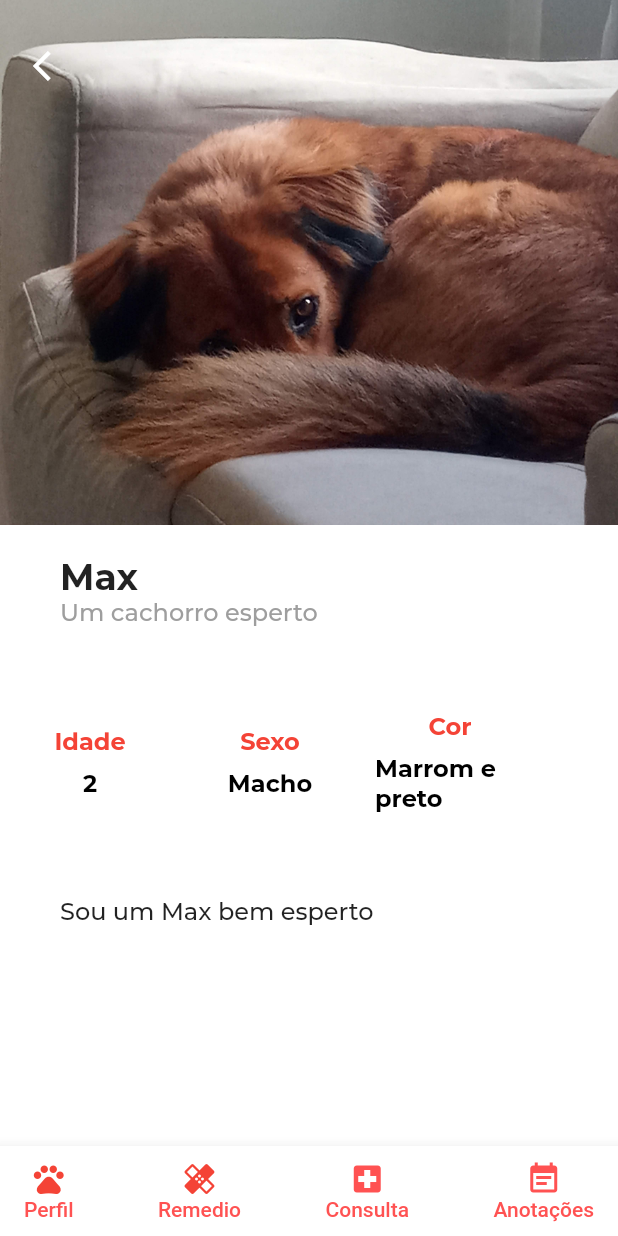
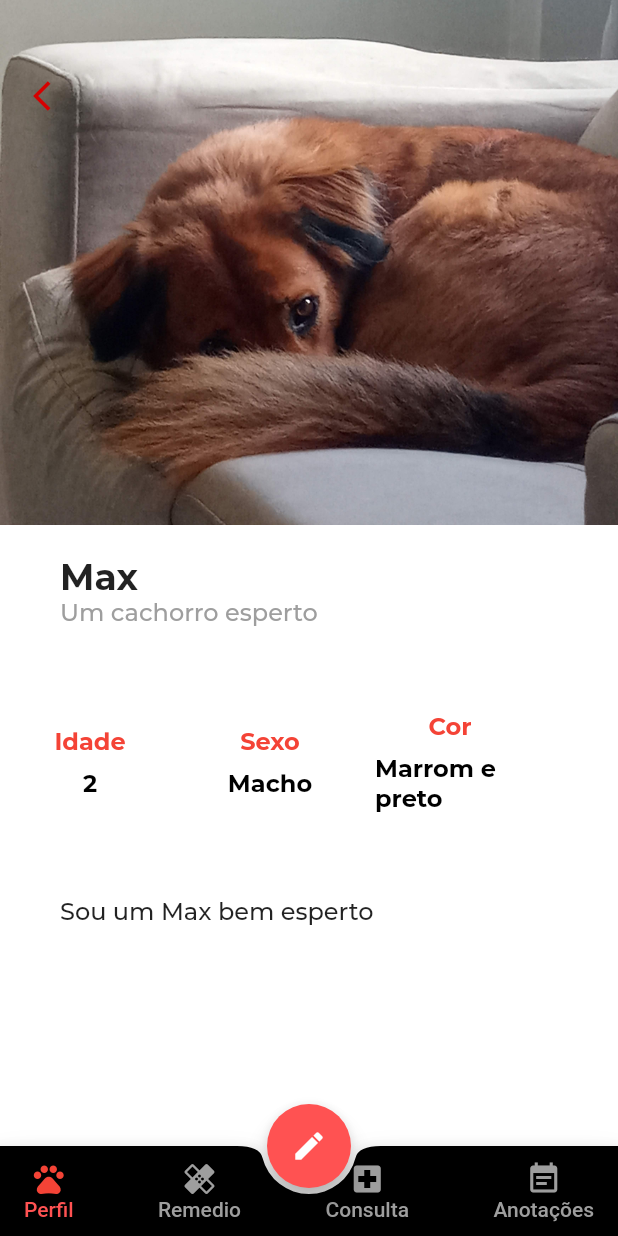
Before and after one commit to rasec23rj/perfilPet, a Flutter app: the PerfilPetScreen screen opened directly with sample values from the repository, after a tap on "Perfil", on a phone screen of 412 x 824 dp. Run offline on Flutter 3.47's test engine with Material 2 defaults, Android fonts, the phone set to English and light mode, and no system bars; project files that could hold a hidden picture were left out.

Commit message:
button de edit

```diff
--- a/lib/screens/home_screens.dart
+++ b/lib/screens/home_screens.dart
@@ -43,7 +43,7 @@ class HomeScreen extends StatelessWidget {
         );
       },
       child: Padding(
-        padding: EdgeInsets.only(bottom: 30),
+        padding: EdgeInsets.only(bottom: 40),
         child: Column(
           crossAxisAlignment: CrossAxisAlignment.start,
           children: <Widget>[
--- a/lib/screens/pet/perfil_pet_screen.dart
+++ b/lib/screens/pet/perfil_pet_screen.dart
@@ -29,13 +29,13 @@ class PerfilPetScreen extends StatelessWidget {
                   ),
                 ),
                 Padding(
-                  padding: EdgeInsets.only(top: 20, left: 10),
+                  padding: EdgeInsets.only(top: 40, left: 10),
                   child: IconButton(
                     onPressed: () {
                       Navigator.of(context).pop();
                     },
                     icon: Icon(Icons.arrow_back_ios),
-                    color: Colors.white,
+                    color: Colors.redAccent[700],
                   ),
                 )
               ],
@@ -104,6 +104,13 @@ class PerfilPetScreen extends StatelessWidget {
           ],
         ),
       ),
+      floatingActionButton: FloatingActionButton(
+        onPressed: () {},
+        child: Icon(Icons.edit),
+        backgroundColor: Colors.redAccent,
+      ),
+      floatingActionButtonLocation: FloatingActionButtonLocation.centerDocked,
+      floatingActionButtonAnimator: FloatingActionButtonAnimator.scaling,
       bottomNavigationBar: CustomNavbar(),
     );
   }
--- a/lib/widget/custom_navbar.dart
+++ b/lib/widget/custom_navbar.dart
@@ -1,14 +1,20 @@
 import 'package:flutter/material.dart';
 
 class CustomNavbar extends StatefulWidget {
+  int paginaAberta = 0;
+
   @override
   _CustomNavbarState createState() => _CustomNavbarState();
 }
 
 class _CustomNavbarState extends State<CustomNavbar> {
+  Widget paginaAtual;
+
   @override
   Widget build(BuildContext context) {
     return BottomAppBar(
+      color: Colors.black,
+      shape: CircularNotchedRectangle(),
       child: Container(
         height: 60,
         child: Row(
@@ -16,65 +22,101 @@ class _CustomNavbarState extends State<CustomNavbar> {
           children: <Widget>[
             MaterialButton(
               minWidth: 40,
-              onPressed: () {},
+              onPressed: () {
+                setState(() {
+                  print(widget.paginaAberta);
+                  widget.paginaAberta = 0;
+                });
+              },
               child: Column(
                 mainAxisAlignment: MainAxisAlignment.center,
                 children: <Widget>[
                   Icon(
                     Icons.pets,
-                    color: Colors.red,
+                    color: widget.paginaAberta == 0 ? Colors.red : Colors.grey,
                   ),
                   Text(
                     "Perfil",
-                    style: TextStyle(color: Colors.redAccent),
+                    style: TextStyle(
+                      color: widget.paginaAberta == 0
+                          ? Colors.redAccent
+                          : Colors.grey,
+                    ),
                   )
                 ],
               ),
             ),
             MaterialButton(
               minWidth: 40,
-              onPressed: () {},
+              onPressed: () {
+                setState(() {
+                  widget.paginaAberta = 1;
+                });
+              },
               child: Column(
                 mainAxisAlignment: MainAxisAlignment.center,
                 children: <Widget>[
                   Icon(
                     Icons.healing,
-                    color: Colors.red,
+                    color: widget.paginaAberta == 1 ? Colors.red : Colors.grey,
                   ),
                   Text(
                     "Remedio",
-                    style: TextStyle(color: Colors.redAccent),
+                    style: TextStyle(
+                      color: widget.paginaAberta == 1
+                          ? Colors.redAccent
+                          : Colors.grey,
+                    ),
                   )
                 ],
               ),
             ),
             MaterialButton(
               minWidth: 40,
-              onPressed: () {},
+              onPressed: () {
+                setState(() {
+                  widget.paginaAberta = 2;
+                });
+              },
               child: Column(
                 mainAxisAlignment: MainAxisAlignment.center,
                 children: <Widget>[
-                  Icon(Icons.local_hospital, color: Colors.redAccent),
+                  Icon(
+                    Icons.local_hospital,
+                    color: widget.paginaAberta == 2 ? Colors.red : Colors.grey,
+                  ),
                   Text(
                     "Consulta",
-                    style: TextStyle(color: Colors.redAccent),
+                    style: TextStyle(
+                      color: widget.paginaAberta == 2
+                          ? Colors.redAccent
+                          : Colors.grey,
+                    ),
                   )
                 ],
               ),
             ),
             MaterialButton(
               minWidth: 40,
-              onPressed: () {},
+              onPressed: () {
+                setState(() {
+                  widget.paginaAberta = 3;
+                });
+              },
               child: Column(
                 mainAxisAlignment: MainAxisAlignment.center,
                 children: [
                   Icon(
                     Icons.event_note,
-                    color: Colors.redAccent,
+                    color: widget.paginaAberta == 3 ? Colors.red : Colors.grey,
                   ),
                   Text(
                     "Anotações",
-                    style: TextStyle(color: Colors.redAccent),
+                    style: TextStyle(
+                      color: widget.paginaAberta == 3
+                          ? Colors.redAccent
+                          : Colors.grey,
+                    ),
                   )
                 ],
               ),
```
